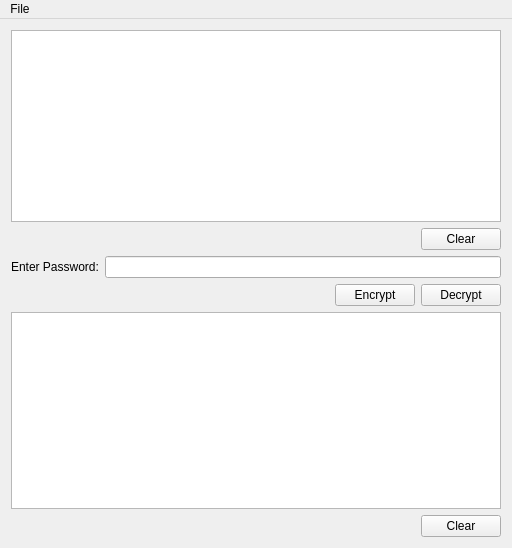
Before: the Qt Designer form mainwindow.ui in nekitos911/Blowfish_2, drawn with Qt 5.
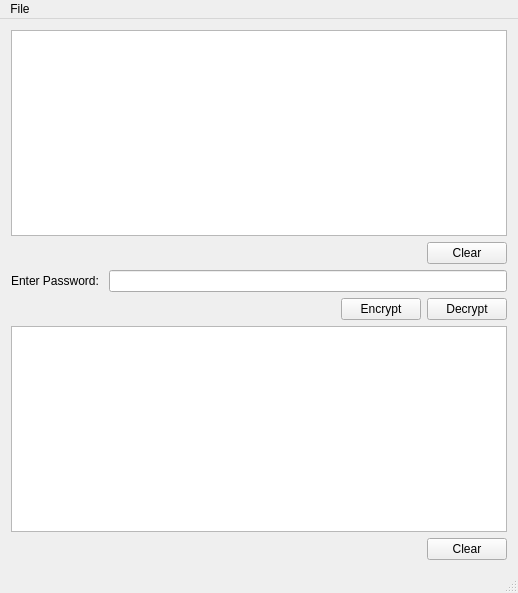
After: the same form once the commit is applied.

What changed in the file:
```diff
--- a/mainwindow.ui
+++ b/mainwindow.ui
@@ -6,53 +6,22 @@
    <rect>
     <x>0</x>
     <y>0</y>
-    <width>512</width>
-    <height>548</height>
+    <width>518</width>
+    <height>593</height>
    </rect>
   </property>
   <property name="windowTitle">
    <string>MainWindow</string>
   </property>
   <widget class="QWidget" name="centralWidget">
-   <layout class="QGridLayout" name="gridLayout_5">
+   <layout class="QGridLayout" name="gridLayout_2">
     <item row="0" column="0">
-     <layout class="QGridLayout" name="gridLayout_4">
-      <item row="1" column="0">
-       <layout class="QHBoxLayout" name="horizontalLayout_4">
-        <item>
-         <spacer name="horizontalSpacer_3">
-          <property name="orientation">
-           <enum>Qt::Horizontal</enum>
-          </property>
-          <property name="sizeHint" stdset="0">
-           <size>
-            <width>308</width>
-            <height>20</height>
-           </size>
-          </property>
-         </spacer>
-        </item>
-        <item>
-         <widget class="QPushButton" name="clearLog">
-          <property name="text">
-           <string>Clear</string>
-          </property>
-         </widget>
-        </item>
-       </layout>
-      </item>
+     <layout class="QGridLayout" name="gridLayout">
       <item row="0" column="0">
-       <layout class="QGridLayout" name="gridLayout_3">
-        <item row="2" column="0">
-         <widget class="QTextBrowser" name="errorLabel"/>
-        </item>
-        <item row="0" column="0">
-         <layout class="QVBoxLayout" name="verticalLayout">
-          <item>
            <widget class="QTextBrowser" name="filesField"/>
           </item>
-          <item>
-           <layout class="QHBoxLayout" name="horizontalLayout">
+      <item row="1" column="0">
+       <layout class="QHBoxLayout" name="horizontalLayout_3">
             <item>
              <spacer name="horizontalSpacer_2">
               <property name="orientation">
@@ -60,7 +29,7 @@
               </property>
               <property name="sizeHint" stdset="0">
                <size>
-                <width>308</width>
+            <width>408</width>
                 <height>20</height>
                </size>
               </property>
@@ -75,27 +44,38 @@
             </item>
            </layout>
           </item>
-         </layout>
-        </item>
-        <item row="1" column="0">
-         <layout class="QGridLayout" name="gridLayout">
           <item row="2" column="0">
-           <layout class="QHBoxLayout" name="horizontalLayout_3">
+       <layout class="QHBoxLayout" name="horizontalLayout">
             <item>
-             <spacer name="horizontalSpacer">
-              <property name="orientation">
-               <enum>Qt::Horizontal</enum>
-              </property>
-              <property name="sizeHint" stdset="0">
-               <size>
-                <width>158</width>
-                <height>20</height>
-               </size>
-              </property>
-             </spacer>
+         <widget class="QLabel" name="label">
+          <property name="text">
+           <string>Enter Password: </string>
+          </property>
+         </widget>
             </item>
             <item>
+         <widget class="QLineEdit" name="password"/>
+        </item>
+       </layout>
+      </item>
+      <item row="3" column="0">
+       <layout class="QHBoxLayout" name="horizontalLayout_5"/>
+      </item>
+      <item row="4" column="0">
              <layout class="QHBoxLayout" name="horizontalLayout_2">
+        <item>
+         <spacer name="horizontalSpacer">
+          <property name="orientation">
+           <enum>Qt::Horizontal</enum>
+          </property>
+          <property name="sizeHint" stdset="0">
+           <size>
+            <width>328</width>
+            <height>20</height>
+           </size>
+          </property>
+         </spacer>
+        </item>
               <item>
                <widget class="QPushButton" name="encryptButton">
                 <property name="text">
@@ -112,23 +92,30 @@
               </item>
              </layout>
             </item>
-           </layout>
-          </item>
-          <item row="1" column="0">
-           <layout class="QGridLayout" name="gridLayout_2">
-            <item row="0" column="1">
-             <widget class="QLineEdit" name="password"/>
-            </item>
-            <item row="0" column="0">
-             <widget class="QLabel" name="label">
+      <item row="5" column="0">
+       <widget class="QTextBrowser" name="errorLabel"/>
+      </item>
+      <item row="6" column="0">
+       <layout class="QHBoxLayout" name="horizontalLayout_4">
+        <item>
+         <spacer name="horizontalSpacer_3">
+          <property name="orientation">
+           <enum>Qt::Horizontal</enum>
+          </property>
+          <property name="sizeHint" stdset="0">
+           <size>
+            <width>388</width>
+            <height>20</height>
+           </size>
+          </property>
+         </spacer>
+        </item>
+        <item>
+         <widget class="QPushButton" name="clearLog">
               <property name="text">
-               <string>Enter Password:</string>
-              </property>
-             </widget>
-            </item>
-           </layout>
-          </item>
-         </layout>
+           <string>Clear</string>
+          </property>
+         </widget>
         </item>
        </layout>
       </item>
@@ -141,7 +128,7 @@
     <rect>
      <x>0</x>
      <y>0</y>
-     <width>512</width>
+     <width>518</width>
      <height>20</height>
     </rect>
    </property>
@@ -154,7 +141,8 @@
    </widget>
    <addaction name="menuFile"/>
   </widget>
-  <action name="actionOpen">
+  <widget class="QStatusBar" name="statusBar"/>
+  <action name="actionOpen_Files">
    <property name="text">
     <string>Open Files</string>
    </property>
```
Left out of the diff: 7 changed lines with no effect on the pictures. Lines whose indentation alone changed are shown as unchanged.
